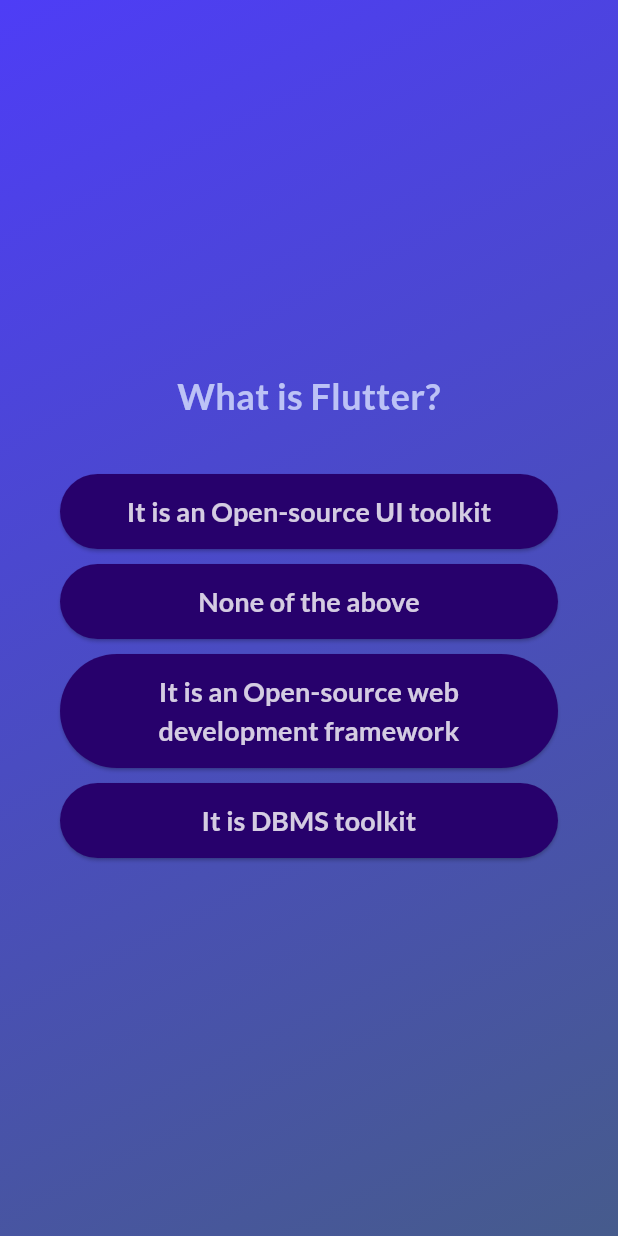
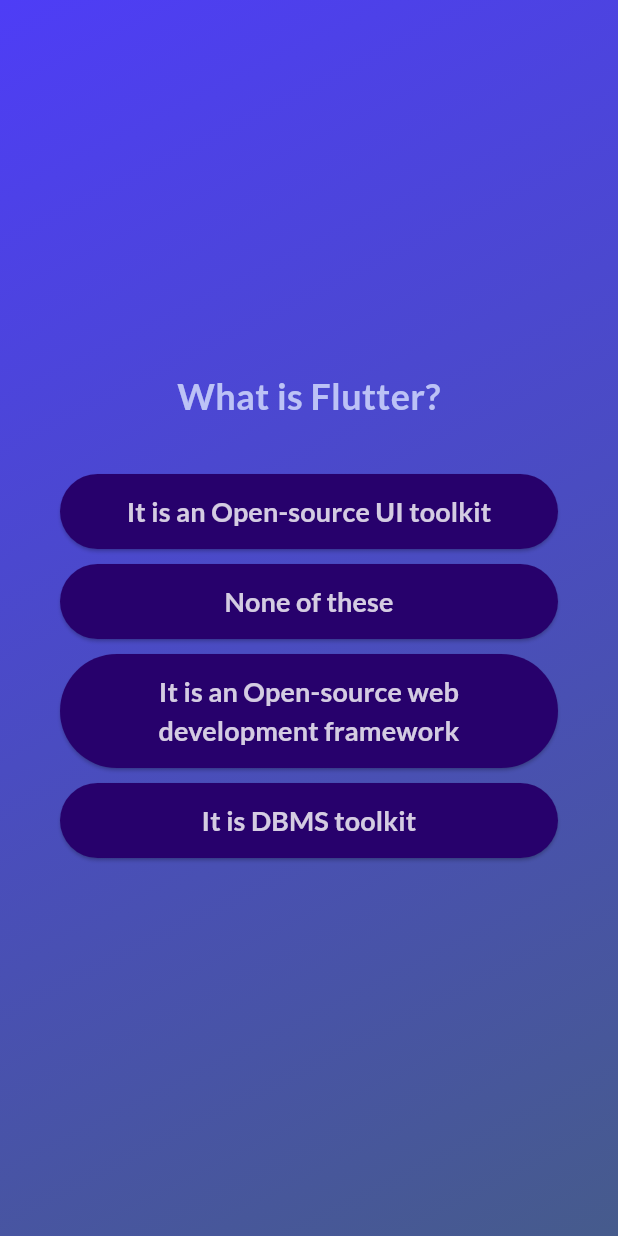
Before and after one commit to clebersonp/flutter_adv_basics_challenge, a Flutter app: the screen it shows after launch, after a tap on "Start Quiz", on a phone screen of 412 x 824 dp. Run offline on Flutter 3.47's test engine with Material 3 defaults, Android fonts, the phone set to English and light mode, and no system bars; our stand-ins replace google_fonts.

Commit message:
Renamed some answers from questions data file

```diff
--- a/lib/data/questions.dart
+++ b/lib/data/questions.dart
@@ -9,7 +9,7 @@
       QuizAnswer(1, "It is DBMS toolkit", false),
       QuizAnswer(2, "It is an Open-source UI toolkit", true),
       QuizAnswer(3, "It is an Open-source web development framework", false),
-      QuizAnswer(4, "None of the above", false),
+      QuizAnswer(4, "None of these", false),
     ],
   ),
   QuizQuestion(
@@ -27,7 +27,7 @@
       QuizAnswer(1, "ListView", true),
       QuizAnswer(2, "ArrayView", false),
       QuizAnswer(3, "ExpandedView", false),
-      QuizAnswer(4, "None of the above", false),
+      QuizAnswer(4, "None of these", false),
     ],
   ),
   QuizQuestion(
@@ -85,7 +85,7 @@
       QuizAnswer(1, "Serial", false),
       QuizAnswer(2, "Widgets", false),
       QuizAnswer(3, "Keys", true),
-      QuizAnswer(4, "All of the above", false),
+      QuizAnswer(4, "All apply", false),
     ],
   ),
   QuizQuestion(
@@ -105,7 +105,7 @@
       QuizAnswer(1, "Fast development", false),
       QuizAnswer(2, "Huge widget catalog", false),
       QuizAnswer(3, "High-performance application", false),
-      QuizAnswer(4, "All of the above", true),
+      QuizAnswer(4, "All apply", true),
     ],
   ),
   QuizQuestion(
@@ -153,7 +153,7 @@
       QuizAnswer(1, "width, double", false),
       QuizAnswer(2, "height, double", false),
       QuizAnswer(3, "image, ImageProvider", false),
-      QuizAnswer(4, "all of the above", true),
+      QuizAnswer(4, "All apply", true),
     ],
   ),
   QuizQuestion(
@@ -163,7 +163,7 @@
       QuizAnswer(1, "Software Data Kit", false),
       QuizAnswer(2, "Software Database Kit", false),
       QuizAnswer(3, "Software Development Kit", true),
-      QuizAnswer(4, "None of the above", false),
+      QuizAnswer(4, "None of these", false),
     ],
   ),
   QuizQuestion(
@@ -173,7 +173,7 @@
       QuizAnswer(1, "VS Code", false),
       QuizAnswer(2, "Sublime Text", false),
       QuizAnswer(3, "Android Studio", false),
-      QuizAnswer(4, "All of the above", true),
+      QuizAnswer(4, "All apply", true),
     ],
   ),
   QuizQuestion(
@@ -183,7 +183,7 @@
       QuizAnswer(1, "Unit test", false),
       QuizAnswer(2, "Widget test", false),
       QuizAnswer(3, "Integration test", false),
-      QuizAnswer(4, "All of the above", true),
+      QuizAnswer(4, "All apply", true),
     ],
   ),
   QuizQuestion(
```
